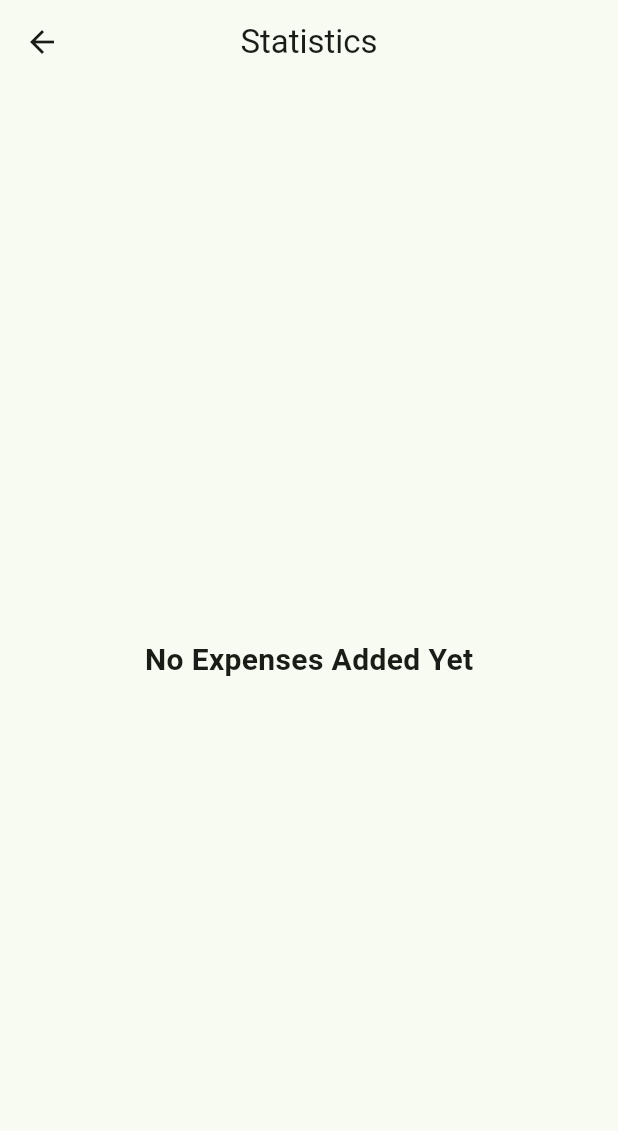
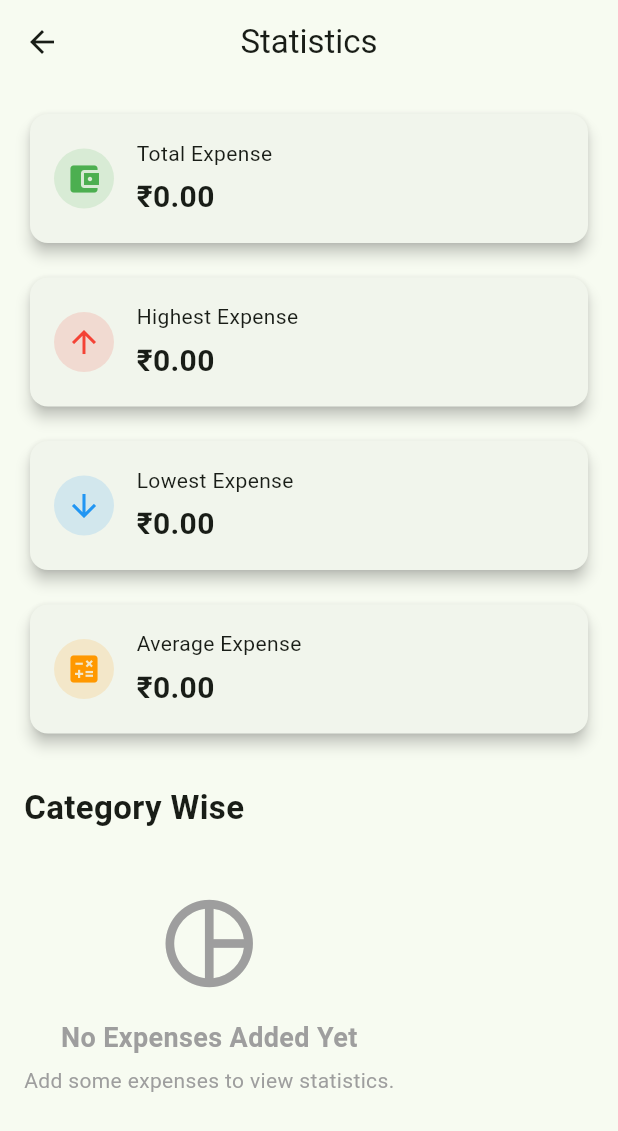
Before and after one commit to SANJAY-1407/rupee-lens, a Flutter app: the StatsScreen screen opened directly, on a phone screen of 412 x 824 dp. Shown: the top 1131 px of the screen. Run offline on Flutter 3.47's test engine with Material 3 defaults, Android fonts, the phone set to English and light mode, and no system bars; our stand-ins replace fl_chart.

Commit message:
Day 6 Completed - Statistics Dashboard Added

```diff
--- a/lib/screens/stats_screen.dart
+++ b/lib/screens/stats_screen.dart
@@ -1,126 +1,149 @@
 import 'package:flutter/material.dart';
+
 import '../services/expense_service.dart';
+import '../widgets/summary_card.dart';
+import '../widgets/pie_chart_widget.dart';
 
 class StatsScreen extends StatelessWidget {
   const StatsScreen({super.key});
 
   @override
   Widget build(BuildContext context) {
-    final expenses = ExpenseService.getExpenses();
-    final totalExpense = ExpenseService.getTotalExpense();
+    final categories = ExpenseService.getCategoryTotals();
 
     return Scaffold(
       appBar: AppBar(
         title: const Text("Statistics"),
         centerTitle: true,
       ),
-      body: Padding(
-        padding: const EdgeInsets.all(20),
-        child: expenses.isEmpty
-            ? const Center(
-          child: Text(
-            "No Expenses Added Yet",
-            style: TextStyle(
-              fontSize: 20,
-              fontWeight: FontWeight.bold,
-            ),
-          ),
-        )
-            : Column(
+      body: SingleChildScrollView(
+        padding: const EdgeInsets.all(16),
+        child: Column(
           crossAxisAlignment: CrossAxisAlignment.start,
           children: [
-            Card(
-              elevation: 5,
-              child: ListTile(
-                leading: const Icon(
-                  Icons.account_balance_wallet,
-                  color: Colors.green,
-                  size: 35,
-                ),
-                title: const Text(
-                  "Total Expense",
-                  style: TextStyle(
-                    fontWeight: FontWeight.bold,
-                  ),
-                ),
-                subtitle: Text(
-                  "₹ ${totalExpense.toStringAsFixed(2)}",
-                  style: const TextStyle(
-                    fontSize: 22,
-                    color: Colors.red,
-                    fontWeight: FontWeight.bold,
-                  ),
-                ),
-              ),
+            SummaryCard(
+              icon: Icons.account_balance_wallet,
+              title: "Total Expense",
+              value:
+              "₹${ExpenseService.getTotalExpense().toStringAsFixed(2)}",
+              iconColor: Colors.green,
             ),
 
-            const SizedBox(height: 20),
+            const SizedBox(height: 15),
 
-            Card(
-              elevation: 5,
-              child: ListTile(
-                leading: const Icon(
-                  Icons.receipt_long,
-                  color: Colors.blue,
-                  size: 35,
+            SummaryCard(
+              icon: Icons.arrow_upward,
+              title: "Highest Expense",
+              value:
+              "₹${ExpenseService.getHighestExpense().toStringAsFixed(2)}",
+              iconColor: Colors.red,
             ),
-                title: const Text(
-                  "Number of Expenses",
-                  style: TextStyle(
-                    fontWeight: FontWeight.bold,
+
+            const SizedBox(height: 15),
+
+            SummaryCard(
+              icon: Icons.arrow_downward,
+              title: "Lowest Expense",
+              value:
+              "₹${ExpenseService.getLowestExpense().toStringAsFixed(2)}",
+              iconColor: Colors.blue,
             ),
-                ),
-                subtitle: Text(
-                  expenses.length.toString(),
-                  style: const TextStyle(
-                    fontSize: 22,
-                    fontWeight: FontWeight.bold,
-                  ),
-                ),
-              ),
+
+            const SizedBox(height: 15),
+
+            SummaryCard(
+              icon: Icons.calculate,
+              title: "Average Expense",
+              value:
+              "₹${ExpenseService.getAverageExpense().toStringAsFixed(2)}",
+              iconColor: Colors.orange,
             ),
 
             const SizedBox(height: 30),
 
             const Text(
-              "Expense History",
+              "Category Wise",
               style: TextStyle(
                 fontSize: 22,
                 fontWeight: FontWeight.bold,
               ),
             ),
 
-            const SizedBox(height: 10),
+            const SizedBox(height: 20),
 
-            Expanded(
-              child: ListView.builder(
-                itemCount: expenses.length,
-                itemBuilder: (context, index) {
-                  final expense = expenses[index];
-
-                  return Card(
-                    child: ListTile(
-                      leading: CircleAvatar(
-                        backgroundColor: Colors.green,
-                        child: Text(
-                          "₹",
-                          style: TextStyle(color: Colors.white),
+            if (categories.isEmpty)
+              const Column(
+                children: [
+                  SizedBox(height: 20),
+                  Icon(
+                    Icons.pie_chart_outline,
+                    size: 70,
+                    color: Colors.grey,
+                  ),
+                  SizedBox(height: 15),
+                  Text(
+                    "No Expenses Added Yet",
+                    style: TextStyle(
+                      fontSize: 18,
+                      fontWeight: FontWeight.bold,
+                      color: Colors.grey,
                     ),
                   ),
-                      title: Text(expense.category),
-                      subtitle: Text(expense.description),
+                  SizedBox(height: 5),
+                  Text(
+                    "Add some expenses to view statistics.",
+                    style: TextStyle(
+                      color: Colors.grey,
+                    ),
+                  ),
+                ],
+              )
+            else ...[
+              PieChartWidget(data: categories),
+              const SizedBox(height: 20),
+
+              Wrap(
+                spacing: 12,
+                runSpacing: 12,
+                children: categories.entries.map((entry) {
+                  return Row(
+                    mainAxisSize: MainAxisSize.min,
+                    children: [
+                      Container(
+                        width: 15,
+                        height: 15,
+                        decoration: BoxDecoration(
+                          color: Colors.green,
+                          borderRadius: BorderRadius.circular(4),
+                        ),
+                      ),
+                      const SizedBox(width: 6),
+                      Text(entry.key),
+                    ],
+                  );
+                }).toList(),
+              ),
+
+              const SizedBox(height: 20),
+
+              ...categories.entries.map(
+                    (entry) => Card(
+                  child: ListTile(
+                    leading: const Icon(
+                      Icons.category,
+                      color: Colors.green,
+                    ),
+                    title: Text(entry.key),
                     trailing: Text(
-                        "₹${expense.amount.toStringAsFixed(2)}",
+                      "₹${entry.value.toStringAsFixed(2)}",
                       style: const TextStyle(
-                          color: Colors.red,
                         fontWeight: FontWeight.bold,
                       ),
                     ),
                   ),
-                  );
-                },
                 ),
               ),
+            ],
           ],
         ),
       ),
--- a/lib/services/expense_service.dart
+++ b/lib/services/expense_service.dart
@@ -5,6 +5,7 @@ class ExpenseService {
 
   static void addExpense(Expense expense) {
     expenses.add(expense);
+
   }
   static List<Expense> getExpenses() {
     return expenses;
@@ -57,4 +58,52 @@ class ExpenseService {
   static int getExpenseCount() {
     return expenses.length;
   }
+  static Map<String, double> getCategoryTotals() {
+    Map<String, double> totals = {};
+
+    for (var expense in expenses) {
+      totals[expense.category] =
+          (totals[expense.category] ?? 0) + expense.amount;
+    }
+
+    return totals;
+  }
+  // Highest Expense
+  static double getHighestExpense() {
+    if (expenses.isEmpty) return 0;
+
+    double highest = expenses.first.amount;
+
+    for (var expense in expenses) {
+      if (expense.amount > highest) {
+        highest = expense.amount;
+      }
+    }
+
+    return highest;
+  }
+
+// Lowest Expense
+  static double getLowestExpense() {
+    if (expenses.isEmpty) return 0;
+
+    double lowest = expenses.first.amount;
+
+    for (var expense in expenses) {
+      if (expense.amount < lowest) {
+        lowest = expense.amount;
+      }
+    }
+
+    return lowest;
+  }
+
+// Average Expense
+  static double getAverageExpense() {
+    if (expenses.isEmpty) return 0;
+
+    return getTotalExpense() / expenses.length;
+  }
+
+
 }
```
Also changed, not shown: lib/widgets/pie_chart_widget.dart (added, +64 -0 lines), pubspec.yaml (+1 -52 lines), pubspec.lock. Lines whose indentation alone changed are shown as unchanged.
